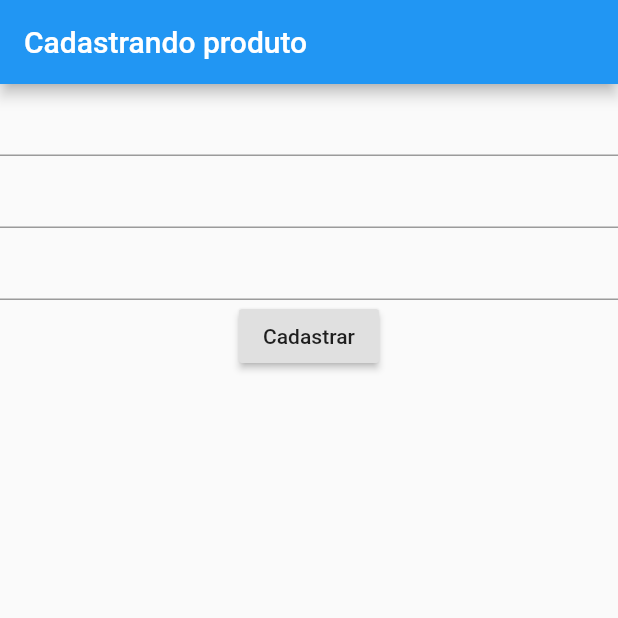
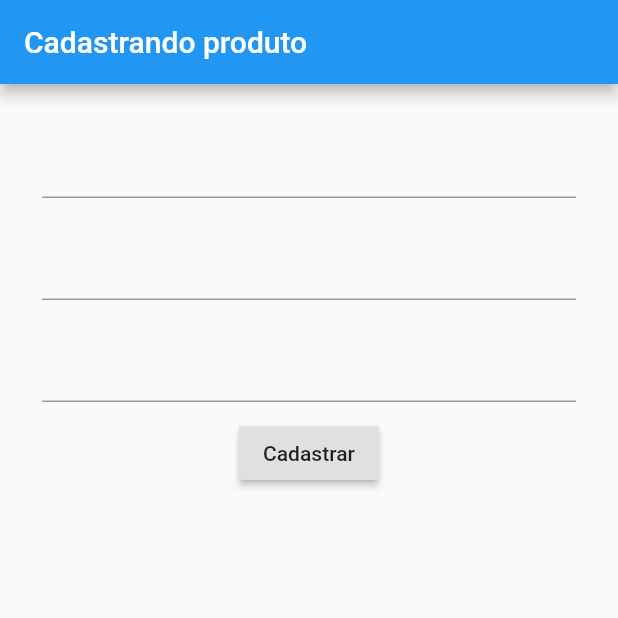
Before and after one commit to fabriciocovalesci/App-mercado, a Flutter app: the screen it shows after launch, on a phone screen of 412 x 824 dp, the top half of it. Run offline on Flutter 3.47's test engine with Material 2 defaults, Android fonts, the phone set to English and light mode, and no system bars.

Commit message:
add padding nos label

```diff
--- a/lib/main.dart
+++ b/lib/main.dart
@@ -18,11 +18,22 @@ class MyApp extends StatelessWidget {
         appBar: AppBar(
           title: Text('Cadastrando produto'),
         ),
-        body: Column(
+        body: Padding(
+          padding: const EdgeInsets.all(18.0),
+          child: Column(
           children: <Widget>[
-          TextField(controller: _controleNome,),
-          TextField(controller: _controleQuantidade,),
-          TextField(controller: _controleValor,),
+            Padding(
+              padding: const EdgeInsets.all(10.0),
+              child: TextField(controller: _controleNome,),
+            ),
+            Padding(
+              padding: const EdgeInsets.all(10.0),
+              child: TextField(controller: _controleQuantidade,),
+            ),
+            Padding(
+              padding: const EdgeInsets.all(10.0),
+              child: TextField(controller: _controleValor,),
+            ),
             RaisedButton(
       child: Text('Cadastrar'),
       onPressed: () {
@@ -38,6 +49,7 @@ class MyApp extends StatelessWidget {
           ],
       ),
         ),
+    ),
   );
 }
 }
--- a/lib/models/produto.dart
+++ b/lib/models/produto.dart
@@ -8,4 +8,9 @@ class Produto {
     this.quantidade,
     this.valor,
   );
+
+  @override
+  String toString() {
+    return 'Produto{nome: $nome, quantidade: $quantidade, valor: $valor}';
+  }
 }
```
Lines whose indentation alone changed are shown as unchanged.
